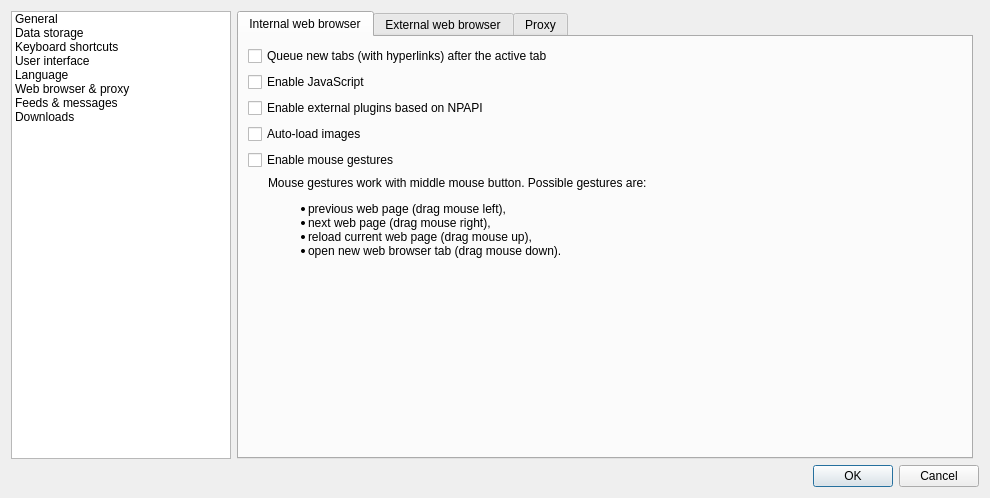
This is src/gui/formsettings.ui in martinrotter/rssguard as Qt 5 draws it before an edit. The edited form follows.
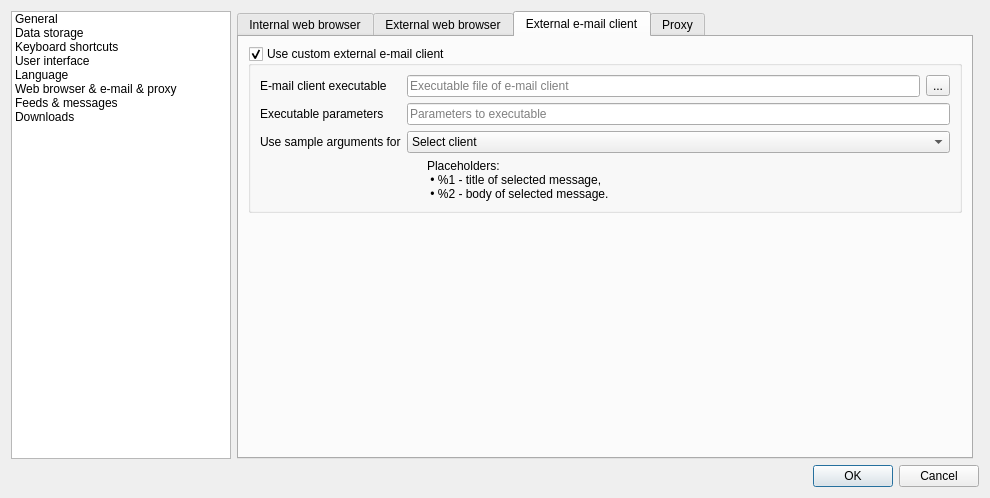
This is the edited form. The open tabs and pages were chosen to show the change. Custom widgets are drawn as their Qt base class.

```diff
--- a/src/gui/formsettings.ui
+++ b/src/gui/formsettings.ui
@@ -70,7 +70,7 @@
      </item>
      <item>
       <property name="text">
-       <string>Web browser &amp; proxy</string>
+       <string>Web browser &amp; e-mail &amp; proxy</string>
       </property>
      </item>
      <item>
@@ -898,15 +898,10 @@
             <widget class="QLabel" name="m_lblMouseGestures">
              <property name="text">
               <string>Mouse gestures work with middle mouse button. Possible gestures are:
-&lt;ul&gt;
-&lt;li&gt;previous web page (drag mouse left),&lt;/li&gt;
-&lt;li&gt;next web page (drag mouse right),&lt;/li&gt;
-&lt;li&gt;reload current web page (drag mouse up),&lt;/li&gt;
-&lt;li&gt;open new web browser tab (drag mouse down).&lt;/li&gt;
-&lt;/ul&gt;</string>
-             </property>
-             <property name="textFormat">
-              <enum>Qt::RichText</enum>
+ • previous web page (drag mouse left),
+ • next web page (drag mouse right),
+ • reload current web page (drag mouse up),
+ • open new web browser tab (drag mouse down).</string>
              </property>
              <property name="indent">
               <number>20</number>
@@ -1008,6 +1003,104 @@
            </item>
           </layout>
          </widget>
+         <widget class="QWidget" name="tab">
+          <attribute name="title">
+           <string>External e-mail client</string>
+          </attribute>
+          <layout class="QFormLayout" name="formLayout_22">
+           <item row="0" column="0" colspan="2">
+            <widget class="QGroupBox" name="m_grpCustomExternalEmail">
+             <property name="toolTip">
+              <string>&lt;html&gt;&lt;head/&gt;&lt;body&gt;&lt;p&gt;If unchecked, then default system-wide web browser is used.&lt;/p&gt;&lt;/body&gt;&lt;/html&gt;</string>
+             </property>
+             <property name="title">
+              <string>Use custom external e-mail client</string>
+             </property>
+             <property name="flat">
+              <bool>false</bool>
+             </property>
+             <property name="checkable">
+              <bool>true</bool>
+             </property>
+             <layout class="QFormLayout" name="formLayout_21">
+              <item row="0" column="0">
+               <widget class="QLabel" name="m_lblExternalEmailExecutable">
+                <property name="text">
+                 <string>E-mail client executable</string>
+                </property>
+               </widget>
+              </item>
+              <item row="0" column="1">
+               <layout class="QHBoxLayout" name="horizontalLayout_15">
+                <item>
+                 <widget class="QLineEdit" name="m_txtExternalEmailExecutable">
+                  <property name="placeholderText">
+                   <string>Executable file of e-mail client</string>
+                  </property>
+                 </widget>
+                </item>
+                <item>
+                 <widget class="QToolButton" name="m_btnExternalEmailExecutable">
+                  <property name="text">
+                   <string>...</string>
+                  </property>
+                 </widget>
+                </item>
+               </layout>
+              </item>
+              <item row="1" column="0">
+               <widget class="QLabel" name="m_lblExternalEmailArguments">
+                <property name="text">
+                 <string>Executable parameters</string>
+                </property>
+               </widget>
+              </item>
+              <item row="1" column="1">
+               <widget class="QLineEdit" name="m_txtExternalEmailArguments">
+                <property name="placeholderText">
+                 <string>Parameters to executable</string>
+                </property>
+               </widget>
+              </item>
+              <item row="2" column="0">
+               <widget class="QLabel" name="m_lblExternalEmailPreset">
+                <property name="text">
+                 <string>Use sample arguments for</string>
+                </property>
+               </widget>
+              </item>
+              <item row="2" column="1">
+               <widget class="QComboBox" name="m_cmbExternalEmailPreset">
+                <property name="currentText">
+                 <string>Select client</string>
+                </property>
+                <property name="sizeAdjustPolicy">
+                 <enum>QComboBox::AdjustToContents</enum>
+                </property>
+                <item>
+                 <property name="text">
+                  <string>Select client</string>
+                 </property>
+                </item>
+               </widget>
+              </item>
+              <item row="3" column="1">
+               <widget class="QLabel" name="m_lblExternalEmailInfo">
+                <property name="text">
+                 <string>Placeholders:
+ • %1 - title of selected message,
+ • %2 - body of selected message.</string>
+                </property>
+                <property name="indent">
+                 <number>20</number>
+                </property>
+               </widget>
+              </item>
+             </layout>
+            </widget>
+           </item>
+          </layout>
+         </widget>
          <widget class="QWidget" name="m_tabProxy">
           <attribute name="title">
            <string>Proxy</string>
```
Left out of the diff: 14 changed lines with no effect on the pictures.
